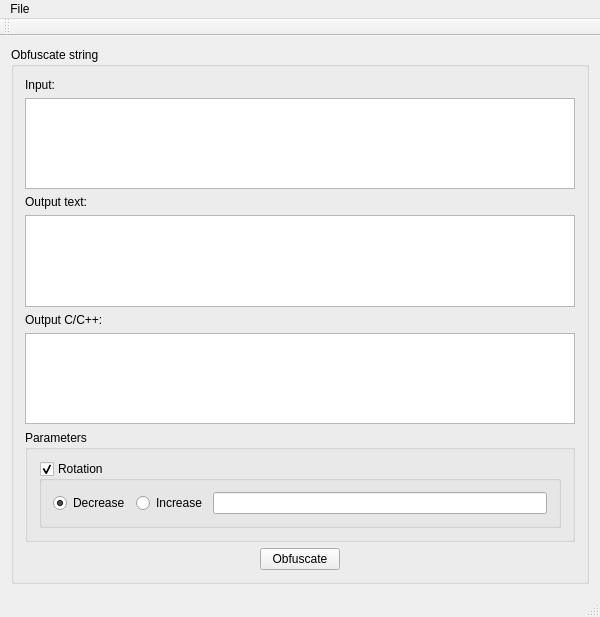
This is DumbObfuscator/DumbObfuscator.ui in killdaclick/DumbObfuscator as Qt 5 draws it before an edit. The edited form follows.
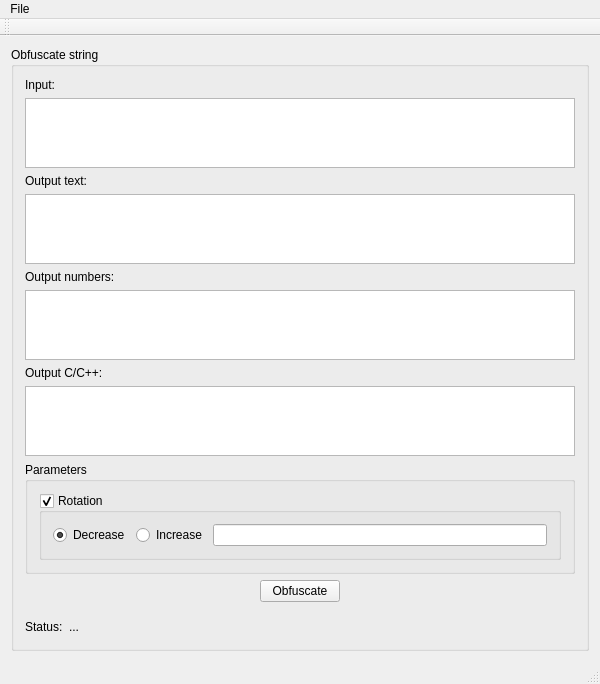
This is the edited form.

Commit message: Dziala dla rotacji

Patch:
```diff
--- a/DumbObfuscator/DumbObfuscator.ui
+++ b/DumbObfuscator/DumbObfuscator.ui
@@ -7,7 +7,7 @@
     <x>0</x>
     <y>0</y>
     <width>600</width>
-    <height>617</height>
+    <height>641</height>
    </rect>
   </property>
   <property name="windowTitle">
@@ -45,6 +45,16 @@
          </property>
         </widget>
        </item>
+       <item>
+        <widget class="QLabel" name="label_5">
+         <property name="text">
+          <string>Output numbers:</string>
+         </property>
+        </widget>
+       </item>
+       <item>
+        <widget class="QPlainTextEdit" name="outputNum"/>
+       </item>
        <item>
         <widget class="QLabel" name="label_3">
          <property name="text">
@@ -147,6 +157,40 @@
          </item>
         </layout>
        </item>
+       <item>
+        <layout class="QHBoxLayout" name="horizontalLayout_2">
+         <property name="topMargin">
+          <number>9</number>
+         </property>
+         <item>
+          <widget class="QLabel" name="label_4">
+           <property name="text">
+            <string>Status:</string>
+           </property>
+          </widget>
+         </item>
+         <item>
+          <widget class="QLabel" name="statusLabel">
+           <property name="text">
+            <string>...</string>
+           </property>
+          </widget>
+         </item>
+         <item>
+          <spacer name="horizontalSpacer_3">
+           <property name="orientation">
+            <enum>Qt::Horizontal</enum>
+           </property>
+           <property name="sizeHint" stdset="0">
+            <size>
+             <width>40</width>
+             <height>20</height>
+            </size>
+           </property>
+          </spacer>
+         </item>
+        </layout>
+       </item>
       </layout>
      </widget>
     </item>
```
The commit also changes 1 other file.
